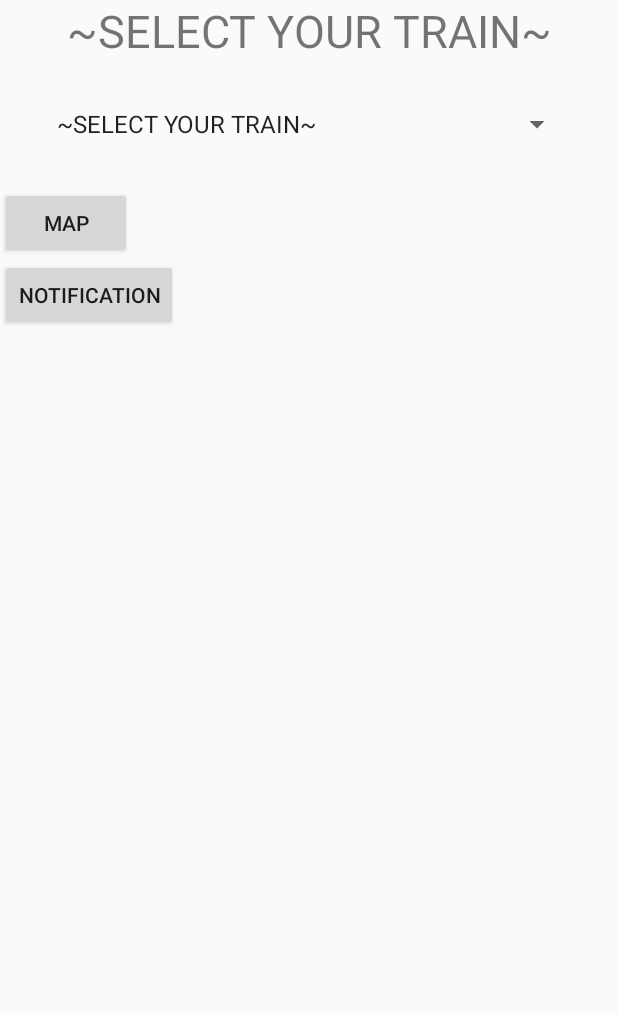
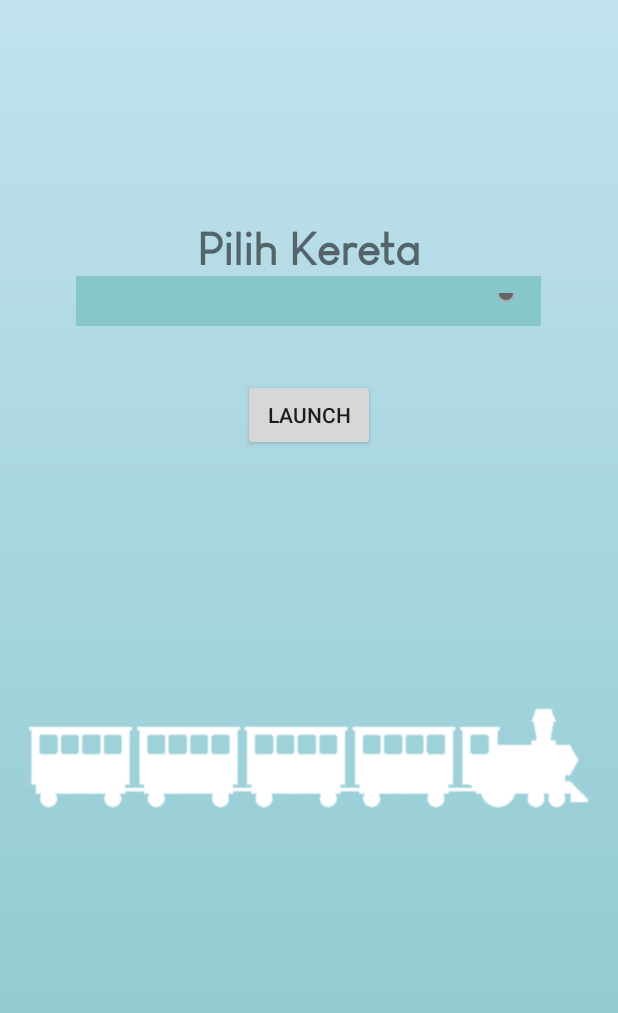
Before and after one commit to ProIfUNPAR/train-tracker-tedi-tri, an Android app: the screen it shows after launch (MainActivity), on a phone screen of 412 x 824 dp. Shown: the top 1013 px of the screen. Run offline under Robolectric (Android 15) with nearby library versions, the phone set to English and light mode, and no system bars; 4 statements that could not run were skipped.

Commit message:
Layouting
activity_map & activity_main

```diff
--- /dev/null
+++ b/app/src/main/res/drawable/gradient_bg.xml
@@ -0,0 +1,9 @@
+<?xml version="1.0" encoding="utf-8"?>
+<shape xmlns:android="http://schemas.android.com/apk/res/android"
+    android:shape="rectangle">
+    <gradient
+        android:angle="90"
+        android:startColor="@color/colorPrimary"
+        android:endColor="@color/colorAccent"
+        android:type="linear"/>
+</shape>
--- /dev/null
+++ b/app/src/main/res/drawable/spinner_bg.xml
@@ -0,0 +1,27 @@
+<?xml version="1.0" encoding="utf-8"?>
+<layer-list xmlns:android="http://schemas.android.com/apk/res/android">
+    <item>
+        <color android:color="@color/colorPrimary" />
+    </item>
+    <item android:gravity="center_vertical|right" android:right="8dp">
+        <layer-list>
+            <item android:width="12dp" android:height="12dp" android:gravity="center" android:bottom="10dp">
+                <rotate
+                    android:fromDegrees="45"
+                    android:toDegrees="45">
+                    <shape android:shape="rectangle">
+                        <solid android:color="#666666" />
+                        <stroke android:color="#aaaaaa" android:width="1dp"/>
+                        <corners android:radius="10dp"/>
+                    </shape>
+                </rotate>
+            </item>
+            <item android:width="30dp" android:height="10dp" android:bottom="21dp" android:gravity="center">
+                <shape android:shape="rectangle">
+                    <solid android:color="@color/colorPrimary"/>
+
+                </shape>
+            </item>
+        </layer-list>
+    </item>
+</layer-list>
--- a/app/src/main/res/layout/activity_main.xml
+++ b/app/src/main/res/layout/activity_main.xml
@@ -4,40 +4,55 @@
     xmlns:tools="http://schemas.android.com/tools"
     android:layout_width="match_parent"
     android:layout_height="match_parent"
+    android:background="@drawable/gradient_bg"
     tools:context="com.example.windows.mapfix.MainActivity">
 
     <LinearLayout
         android:layout_width="match_parent"
         android:layout_height="match_parent"
-        android:orientation="vertical">
-
-        <TextView
-            android:layout_width="match_parent"
-            android:layout_height="wrap_content"
-            android:textAlignment="center"
-            android:textSize="30dp"
-            android:text="Hello World!"
-            android:id="@+id/textForSelectedTrain"/>
-
-        <Spinner
-            android:id="@+id/select_train"
-            android:layout_width="match_parent"
-            android:layout_height="wrap_content"
-            android:layout_margin="30dp"/>
-
+        android:orientation="vertical"
+        tools:layout_editor_absoluteX="0dp"
+        tools:layout_editor_absoluteY="32dp">
 
         <Button
-            android:layout_width="wrap_content"
-            android:layout_height="wrap_content"
-            android:text="Map"
-            android:id="@+id/btnMap"/>
-
-        <Button
+            android:id="@+id/buttonNotification"
             android:layout_width="wrap_content"
             android:layout_height="wrap_content"
             android:text="notification"
-            android:id="@+id/buttonNotification"/>
-            />
+            android:visibility="invisible" />
+
+        <TextView
+            android:id="@+id/textView2"
+            android:layout_width="match_parent"
+            android:layout_height="wrap_content"
+            android:layout_marginTop="100dp"
+            android:fontFamily="@font/louisgeorgecafe"
+            android:text="Pilih Kereta"
+            android:textAlignment="center"
+            android:textSize="30dp"
+            android:textStyle="bold" />
+
+        <Spinner
+            android:id="@+id/spinner"
+            android:layout_width="310dp"
+            android:layout_height="33dp"
+            android:layout_gravity="center"
+            android:background="@drawable/spinner_bg" />
+
+        <Button
+            android:id="@+id/btnMap"
+            android:layout_width="wrap_content"
+            android:layout_height="wrap_content"
+            android:layout_gravity="center"
+            android:layout_marginTop="35dp"
+            android:text="Launch" />
+
+        <ImageView
+            android:id="@+id/imageView2"
+            android:layout_width="match_parent"
+            android:layout_height="380dp"
+            app:srcCompat="@drawable/icontrain" />
+
     </LinearLayout>
 
 </android.support.constraint.ConstraintLayout>
```
Also changed, not shown: app/src/main/res/layout/activity_map.xml (+17 -29 lines), app/src/main/res/drawable/icon1.png (deleted), app/src/main/res/drawable/icon2.jpg (deleted), app/src/main/res/drawable/icondropdowncurrentloc.png (added), app/src/main/res/drawable/icondropdowndestination.png (added), app/src/main/res/drawable/icondropdownkereta.png (added), app/src/main/res/drawable/icontrain.png (added).
